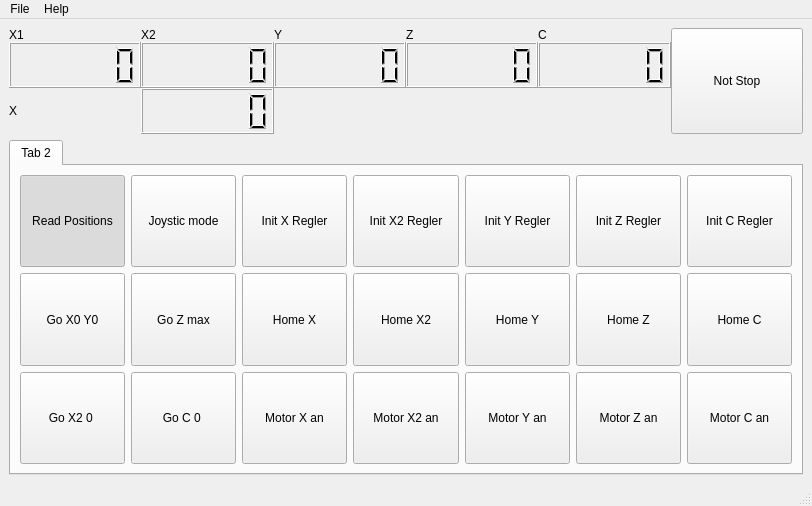
The window that Gui.ui (gxurma/PythonCanSteering) describes before a commit, drawn with Qt 5.
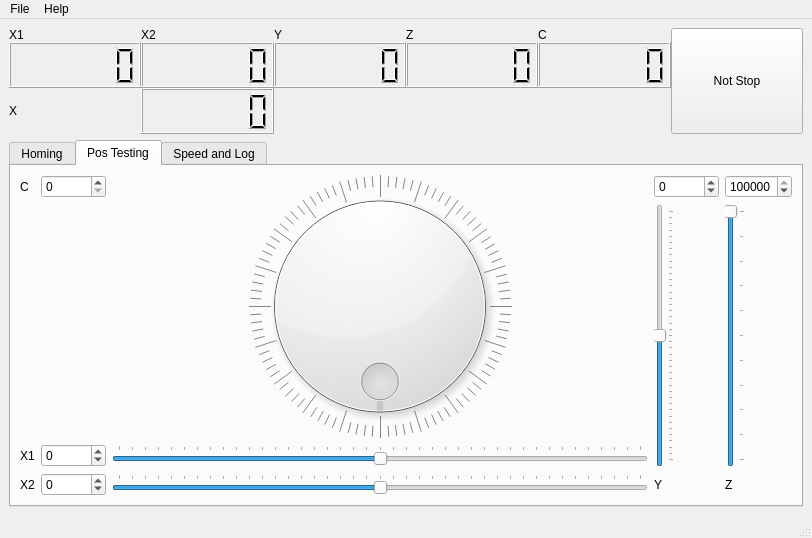
The same window after the commit. The open tabs and pages were chosen to show the change.

Commit message: cleaned up lots of stuff, made some nice pages for testing and logs

What changed in the file:
```diff
--- a/Gui.ui
+++ b/Gui.ui
@@ -7,15 +7,15 @@
     <x>0</x>
     <y>0</y>
     <width>812</width>
-    <height>506</height>
+    <height>538</height>
    </rect>
   </property>
   <property name="windowTitle">
    <string>Python Qt servo mover</string>
   </property>
   <widget class="QWidget" name="centralwidget">
-   <layout class="QVBoxLayout" name="verticalLayout_2">
-    <item>
+   <layout class="QGridLayout" name="gridLayout_2">
+    <item row="0" column="0">
      <layout class="QGridLayout" name="gridLayout">
       <property name="spacing">
        <number>0</number>
@@ -209,16 +209,16 @@
       </item>
      </layout>
     </item>
-    <item>
+    <item row="1" column="0">
      <widget class="QTabWidget" name="tabWidget">
       <property name="currentIndex">
        <number>0</number>
       </property>
       <widget class="QWidget" name="tab_2">
        <attribute name="title">
-        <string>Tab 2</string>
+        <string>Homing</string>
        </attribute>
-       <layout class="QGridLayout" name="gridLayout_3" rowstretch="0,0,0,0,0,0,0,0,0">
+       <layout class="QGridLayout" name="gridLayout_3" rowstretch="0,0,0,0,0">
         <item row="4" column="7">
          <widget class="QPushButton" name="pushButtonMotorZAus">
           <property name="sizePolicy">
@@ -599,6 +599,343 @@
         </item>
        </layout>
       </widget>
+      <widget class="QWidget" name="tab">
+       <attribute name="title">
+        <string>Pos Testing</string>
+       </attribute>
+       <layout class="QGridLayout" name="gridLayout_4">
+        <item row="3" column="3">
+         <widget class="QSlider" name="X1set">
+          <property name="minimum">
+           <number>-20000</number>
+          </property>
+          <property name="maximum">
+           <number>20000</number>
+          </property>
+          <property name="pageStep">
+           <number>100</number>
+          </property>
+          <property name="orientation">
+           <enum>Qt::Horizontal</enum>
+          </property>
+          <property name="tickPosition">
+           <enum>QSlider::TicksAbove</enum>
+          </property>
+          <property name="tickInterval">
+           <number>1000</number>
+          </property>
+         </widget>
+        </item>
+        <item row="1" column="6">
+         <widget class="QSpinBox" name="spinBox_4">
+          <property name="maximum">
+           <number>105000</number>
+          </property>
+          <property name="value">
+           <number>100000</number>
+          </property>
+         </widget>
+        </item>
+        <item row="3" column="1">
+         <widget class="QLabel" name="label_7">
+          <property name="text">
+           <string>X1</string>
+          </property>
+         </widget>
+        </item>
+        <item row="1" column="5">
+         <widget class="QSpinBox" name="spinBox_3">
+          <property name="minimum">
+           <number>-20000</number>
+          </property>
+          <property name="maximum">
+           <number>20000</number>
+          </property>
+          <property name="singleStep">
+           <number>1</number>
+          </property>
+         </widget>
+        </item>
+        <item row="4" column="2">
+         <widget class="QSpinBox" name="spinBox">
+          <property name="minimum">
+           <number>-20000</number>
+          </property>
+          <property name="maximum">
+           <number>20000</number>
+          </property>
+         </widget>
+        </item>
+        <item row="1" column="1">
+         <widget class="QLabel" name="label_9">
+          <property name="text">
+           <string>C</string>
+          </property>
+         </widget>
+        </item>
+        <item row="4" column="1">
+         <widget class="QLabel" name="label_8">
+          <property name="text">
+           <string>X2</string>
+          </property>
+         </widget>
+        </item>
+        <item row="2" column="6" rowspan="2">
+         <widget class="QSlider" name="Zset">
+          <property name="maximum">
+           <number>105000</number>
+          </property>
+          <property name="pageStep">
+           <number>100</number>
+          </property>
+          <property name="value">
+           <number>100000</number>
+          </property>
+          <property name="orientation">
+           <enum>Qt::Vertical</enum>
+          </property>
+          <property name="tickPosition">
+           <enum>QSlider::TicksBelow</enum>
+          </property>
+          <property name="tickInterval">
+           <number>10000</number>
+          </property>
+         </widget>
+        </item>
+        <item row="4" column="6">
+         <widget class="QLabel" name="label_11">
+          <property name="text">
+           <string>Z</string>
+          </property>
+         </widget>
+        </item>
+        <item row="4" column="5">
+         <widget class="QLabel" name="label_10">
+          <property name="text">
+           <string>Y</string>
+          </property>
+         </widget>
+        </item>
+        <item row="1" column="3" rowspan="2">
+         <widget class="QDial" name="Cset">
+          <property name="maximum">
+           <number>4000</number>
+          </property>
+          <property name="pageStep">
+           <number>50</number>
+          </property>
+          <property name="sliderPosition">
+           <number>0</number>
+          </property>
+          <property name="wrapping">
+           <bool>true</bool>
+          </property>
+          <property name="notchTarget">
+           <double>10.000000000000000</double>
+          </property>
+          <property name="notchesVisible">
+           <bool>true</bool>
+          </property>
+         </widget>
+        </item>
+        <item row="4" column="3">
+         <widget class="QSlider" name="X2set">
+          <property name="minimum">
+           <number>-20000</number>
+          </property>
+          <property name="maximum">
+           <number>20000</number>
+          </property>
+          <property name="pageStep">
+           <number>100</number>
+          </property>
+          <property name="orientation">
+           <enum>Qt::Horizontal</enum>
+          </property>
+          <property name="tickPosition">
+           <enum>QSlider::TicksAbove</enum>
+          </property>
+          <property name="tickInterval">
+           <number>1000</number>
+          </property>
+         </widget>
+        </item>
+        <item row="2" column="5" rowspan="2">
+         <widget class="QSlider" name="Yset">
+          <property name="minimum">
+           <number>-20000</number>
+          </property>
+          <property name="maximum">
+           <number>20000</number>
+          </property>
+          <property name="pageStep">
+           <number>100</number>
+          </property>
+          <property name="orientation">
+           <enum>Qt::Vertical</enum>
+          </property>
+          <property name="tickPosition">
+           <enum>QSlider::TicksBelow</enum>
+          </property>
+          <property name="tickInterval">
+           <number>1000</number>
+          </property>
+         </widget>
+        </item>
+        <item row="3" column="2">
+         <widget class="QSpinBox" name="spinBox_2">
+          <property name="minimum">
+           <number>-20000</number>
+          </property>
+          <property name="maximum">
+           <number>20000</number>
+          </property>
+         </widget>
+        </item>
+        <item row="1" column="2">
+         <widget class="QSpinBox" name="Csetspin">
+          <property name="maximum">
+           <number>4000</number>
+          </property>
+         </widget>
+        </item>
+       </layout>
+      </widget>
+      <widget class="QWidget" name="tab_3">
+       <attribute name="title">
+        <string>Speed and Log</string>
+       </attribute>
+       <layout class="QGridLayout" name="gridLayout_5">
+        <item row="0" column="0">
+         <widget class="QPushButton" name="pushButtonCanlog">
+          <property name="text">
+           <string>Canlog</string>
+          </property>
+          <property name="checkable">
+           <bool>true</bool>
+          </property>
+          <property name="checked">
+           <bool>false</bool>
+          </property>
+          <property name="default">
+           <bool>false</bool>
+          </property>
+         </widget>
+        </item>
+        <item row="0" column="2">
+         <widget class="QLabel" name="label_13">
+          <property name="text">
+           <string>CAN
+log</string>
+          </property>
+         </widget>
+        </item>
+        <item row="0" column="3" rowspan="5">
+         <widget class="QPlainTextEdit" name="plainTextEditCanLog"/>
+        </item>
+        <item row="0" column="4">
+         <widget class="QLabel" name="label_14">
+          <property name="text">
+           <string>Socket 
+ Log </string>
+          </property>
+         </widget>
+        </item>
+        <item row="0" column="5" rowspan="5">
+         <widget class="QPlainTextEdit" name="plainTextEditCanLog_2"/>
+        </item>
+        <item row="1" column="0">
+         <widget class="QPushButton" name="pushButtonClearCanlog">
+          <property name="text">
+           <string>ClearCanlog</string>
+          </property>
+          <property name="checkable">
+           <bool>false</bool>
+          </property>
+          <property name="checked">
+           <bool>false</bool>
+          </property>
+          <property name="default">
+           <bool>false</bool>
+          </property>
+         </widget>
+        </item>
+        <item row="2" column="0">
+         <widget class="QPushButton" name="pushButtonSocketlog">
+          <property name="text">
+           <string>Socketlog</string>
+          </property>
+          <property name="checkable">
+           <bool>true</bool>
+          </property>
+          <property name="checked">
+           <bool>false</bool>
+          </property>
+          <property name="default">
+           <bool>false</bool>
+          </property>
+         </widget>
+        </item>
+        <item row="3" column="0" colspan="2">
+         <widget class="QPushButton" name="pushButtonClearSocketlog">
+          <property name="text">
+           <string>ClearSocketlog</string>
+          </property>
+          <property name="checkable">
+           <bool>false</bool>
+          </property>
+          <property name="checked">
+           <bool>false</bool>
+          </property>
+          <property name="default">
+           <bool>false</bool>
+          </property>
+         </widget>
+        </item>
+        <item row="4" column="0">
+         <widget class="QLabel" name="label_12">
+          <property name="text">
+           <string>Vmax</string>
+          </property>
+         </widget>
+        </item>
+        <item row="5" column="0">
+         <widget class="QSpinBox" name="spinBox_5">
+          <property name="sizePolicy">
+           <sizepolicy hsizetype="Preferred" vsizetype="Preferred">
+            <horstretch>0</horstretch>
+            <verstretch>0</verstretch>
+           </sizepolicy>
+          </property>
+          <property name="maximum">
+           <number>5000</number>
+          </property>
+          <property name="value">
+           <number>4000</number>
+          </property>
+         </widget>
+        </item>
+        <item row="5" column="3" colspan="3">
+         <widget class="QSlider" name="horizontalSlider">
+          <property name="maximum">
+           <number>5000</number>
+          </property>
+          <property name="value">
+           <number>4000</number>
+          </property>
+          <property name="orientation">
+           <enum>Qt::Horizontal</enum>
+          </property>
+          <property name="tickPosition">
+           <enum>QSlider::TicksBelow</enum>
+          </property>
+          <property name="tickInterval">
+           <number>100</number>
+          </property>
+         </widget>
+        </item>
+       </layout>
+      </widget>
      </widget>
     </item>
    </layout>
```
Left out of the diff: 228 changed lines with no effect on the pictures. The commit also changes 1 other file.
